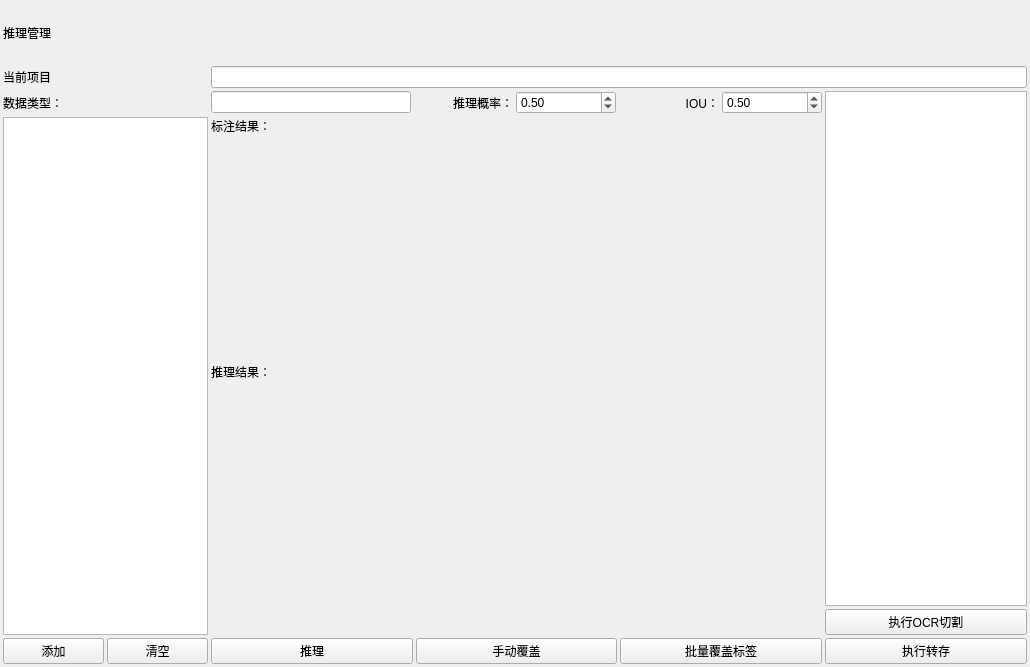
The window that VisionAIFlowApp/valsetform.ui (HaiwenMeng/VisionAIFlowV1) describes before a commit, drawn with Qt 5.
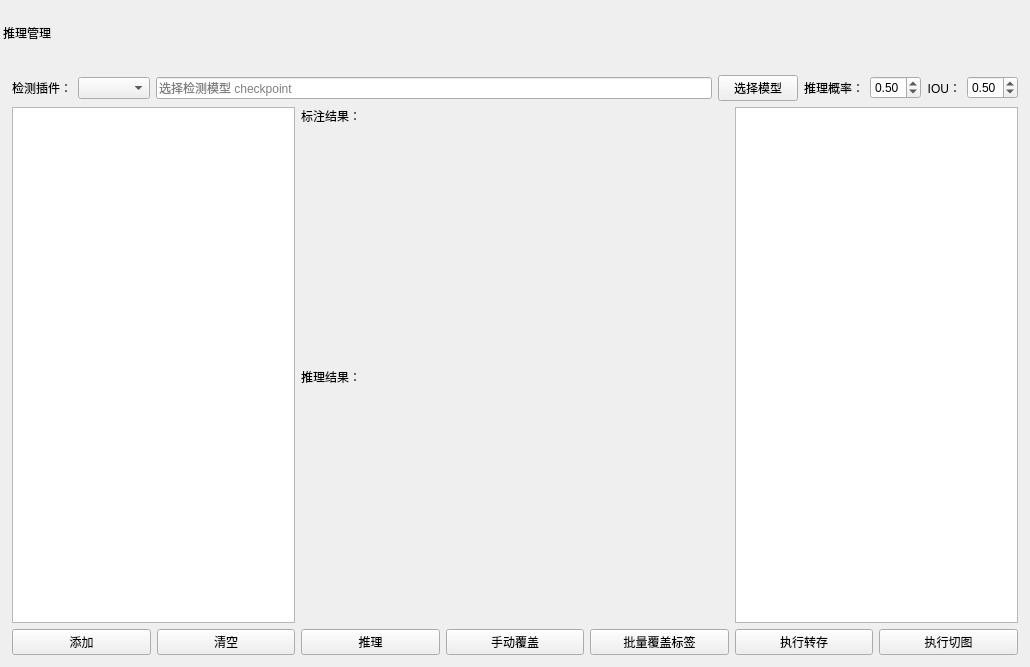
The same window after the commit. Custom widgets are drawn as their Qt base class.

Commit message: det训练推理全流程通过

```diff
--- a/VisionAIFlowApp/valsetform.ui
+++ b/VisionAIFlowApp/valsetform.ui
@@ -53,100 +53,37 @@
    </item>
    <item row="1" column="0">
     <widget class="QWidget" name="widget" native="true">
-     <layout class="QGridLayout" name="gridLayout_3" rowstretch="0,0,0,5,0,5,0,0" columnstretch="1,1,2,2,2,2">
-      <property name="leftMargin">
-       <number>0</number>
-      </property>
-      <property name="topMargin">
-       <number>0</number>
-      </property>
-      <property name="rightMargin">
-       <number>0</number>
-      </property>
-      <property name="bottomMargin">
-       <number>0</number>
-      </property>
-      <property name="spacing">
-       <number>3</number>
-      </property>
-      <item row="7" column="0">
-       <widget class="QPushButton" name="PB_AddFiles">
-        <property name="text">
-         <string>添加</string>
-        </property>
-       </widget>
-      </item>
-      <item row="7" column="3">
-       <widget class="QPushButton" name="PB_RunReplace">
-        <property name="text">
-         <string>手动覆盖</string>
-        </property>
-       </widget>
-      </item>
-      <item row="0" column="0">
-       <widget class="QLabel" name="LBShow">
-        <property name="text">
-         <string>当前项目</string>
-        </property>
-       </widget>
-      </item>
-      <item row="1" column="0">
-       <widget class="QLabel" name="label_4">
-        <property name="text">
-         <string>数据类型：</string>
-        </property>
-       </widget>
-      </item>
-      <item row="0" column="2" colspan="4">
-       <widget class="QLineEdit" name="LE_CurentProName">
-        <property name="sizePolicy">
-         <sizepolicy hsizetype="Expanding" vsizetype="Preferred">
-          <horstretch>0</horstretch>
-          <verstretch>0</verstretch>
-         </sizepolicy>
-        </property>
-        <property name="readOnly">
-         <bool>true</bool>
-        </property>
-       </widget>
-      </item>
-      <item row="7" column="1">
-       <widget class="QPushButton" name="PB_Clear">
-        <property name="text">
-         <string>清空</string>
-        </property>
-       </widget>
-      </item>
-      <item row="4" column="2">
-       <widget class="QLabel" name="label_5">
-        <property name="text">
-         <string>推理结果：</string>
-        </property>
-       </widget>
-      </item>
-      <item row="7" column="5">
-       <widget class="QPushButton" name="PB_RunTset">
-        <property name="text">
-         <string>执行转存</string>
-        </property>
-       </widget>
-      </item>
-      <item row="3" column="2" colspan="3">
-       <widget class="BaseAnnoLegacyCanvas" name="ytRoiShowDispJson"/>
-      </item>
-      <item row="1" column="5" rowspan="5">
-       <widget class="QTextBrowser" name="plainTextEdit_Log"/>
-      </item>
-      <item row="1" column="2" colspan="3">
-       <layout class="QGridLayout" name="gridLayout" columnstretch="2,1,1,1,1">
+      <layout class="QGridLayout" name="gridLayout_4" rowstretch="0,1,0">
+      <item row="0" column="0" colspan="7">
+       <layout class="QGridLayout" name="gridLayout">
         <item row="0" column="0">
-         <widget class="QLineEdit" name="LE_ModeType">
-          <property name="readOnly">
-           <bool>true</bool>
+         <widget class="QLabel" name="label_DetectionPlugin">
+          <property name="text">
+           <string>检测插件：</string>
+          </property>
+          <property name="alignment">
+           <set>Qt::AlignmentFlag::AlignRight|Qt::AlignmentFlag::AlignTrailing|Qt::AlignmentFlag::AlignVCenter</set>
           </property>
          </widget>
         </item>
         <item row="0" column="1">
+         <widget class="QComboBox" name="CB_DetectionPlugin"/>
+        </item>
+        <item row="0" column="2">
+         <widget class="QLineEdit" name="LE_DetectionModel">
+          <property name="placeholderText">
+           <string>选择检测模型 checkpoint</string>
+          </property>
+         </widget>
+        </item>
+        <item row="0" column="3">
+         <widget class="QPushButton" name="PB_SelectDetectionModel">
+          <property name="text">
+           <string>选择模型</string>
+          </property>
+         </widget>
+        </item>
+        <item row="0" column="4">
          <widget class="QLabel" name="label_7">
           <property name="text">
            <string>推理概率：</string>
@@ -156,7 +93,7 @@
           </property>
          </widget>
         </item>
-        <item row="0" column="2">
+        <item row="0" column="5">
          <widget class="QDoubleSpinBox" name="doubleSpinBox">
           <property name="maximum">
            <double>1.000000000000000</double>
@@ -169,7 +106,7 @@
           </property>
          </widget>
         </item>
-        <item row="0" column="3">
+        <item row="0" column="6">
          <widget class="QLabel" name="label_8">
           <property name="text">
            <string>IOU：</string>
@@ -179,7 +116,7 @@
           </property>
          </widget>
         </item>
-        <item row="0" column="4">
+        <item row="0" column="7">
          <widget class="QDoubleSpinBox" name="dSpinBox_IOU">
           <property name="maximum">
            <double>1.000000000000000</double>
@@ -194,40 +131,99 @@
         </item>
        </layout>
       </item>
-      <item row="2" column="2">
-       <widget class="QLabel" name="label_6">
+       <item row="1" column="0" colspan="2">
+       <widget class="QListWidget" name="listWidget"/>
+      </item>
+      <item row="1" column="2" colspan="3">
+        <layout class="QGridLayout" name="gridLayout_3" rowstretch="0,1,0,1">
+        <item row="0" column="0">
+         <widget class="QLabel" name="label_6">
+          <property name="text">
+           <string>标注结果：</string>
+          </property>
+         </widget>
+        </item>
+         <item row="1" column="0">
+          <widget class="BaseAnnoLegacyCanvas" name="ytRoiShowDispJson" native="true">
+           <property name="minimumSize">
+            <size>
+             <width>0</width>
+             <height>0</height>
+            </size>
+           </property>
+          </widget>
+        </item>
+        <item row="2" column="0">
+         <widget class="QLabel" name="label_5">
+          <property name="text">
+           <string>推理结果：</string>
+          </property>
+         </widget>
+        </item>
+         <item row="3" column="0">
+          <widget class="BaseAnnoLegacyCanvas" name="ytRoiShowDisp" native="true">
+           <property name="minimumSize">
+            <size>
+             <width>0</width>
+             <height>0</height>
+            </size>
+           </property>
+          </widget>
+        </item>
+       </layout>
+      </item>
+      <item row="1" column="5" colspan="2">
+       <widget class="QTextBrowser" name="plainTextEdit_Log"/>
+      </item>
+       <item row="2" column="6">
+       <widget class="QPushButton" name="PB_RunOCR">
         <property name="text">
-         <string>标注结果：</string>
+         <string>执行切图</string>
         </property>
        </widget>
       </item>
-      <item row="7" column="2">
+       <item row="2" column="0">
+       <widget class="QPushButton" name="PB_AddFiles">
+        <property name="text">
+         <string>添加</string>
+        </property>
+       </widget>
+      </item>
+       <item row="2" column="1">
+       <widget class="QPushButton" name="PB_Clear">
+        <property name="text">
+         <string>清空</string>
+        </property>
+       </widget>
+      </item>
+       <item row="2" column="2">
        <widget class="QPushButton" name="PB_ProVal">
         <property name="text">
          <string>推理</string>
         </property>
        </widget>
       </item>
-      <item row="7" column="4">
+       <item row="2" column="3">
+       <widget class="QPushButton" name="PB_RunReplace">
+        <property name="text">
+         <string>手动覆盖</string>
+        </property>
+       </widget>
+      </item>
+       <item row="2" column="4">
        <widget class="QPushButton" name="PB_OverJson">
         <property name="text">
          <string>批量覆盖标签</string>
         </property>
        </widget>
       </item>
-      <item row="6" column="5">
-       <widget class="QPushButton" name="PB_RunOCR">
+       <item row="2" column="5">
+       <widget class="QPushButton" name="PB_RunTset">
         <property name="text">
-         <string>执行OCR切割</string>
+         <string>执行转存</string>
         </property>
        </widget>
       </item>
-      <item row="5" column="2" rowspan="2" colspan="3">
-       <widget class="BaseAnnoLegacyCanvas" name="ytRoiShowDisp"/>
-      </item>
-      <item row="2" column="0" rowspan="5" colspan="2">
-       <widget class="QListWidget" name="listWidget"/>
-      </item>
      </layout>
     </widget>
    </item>
```
Left out of the diff: 4 changed lines with no effect on the pictures. The commit also changes 59 other files.
